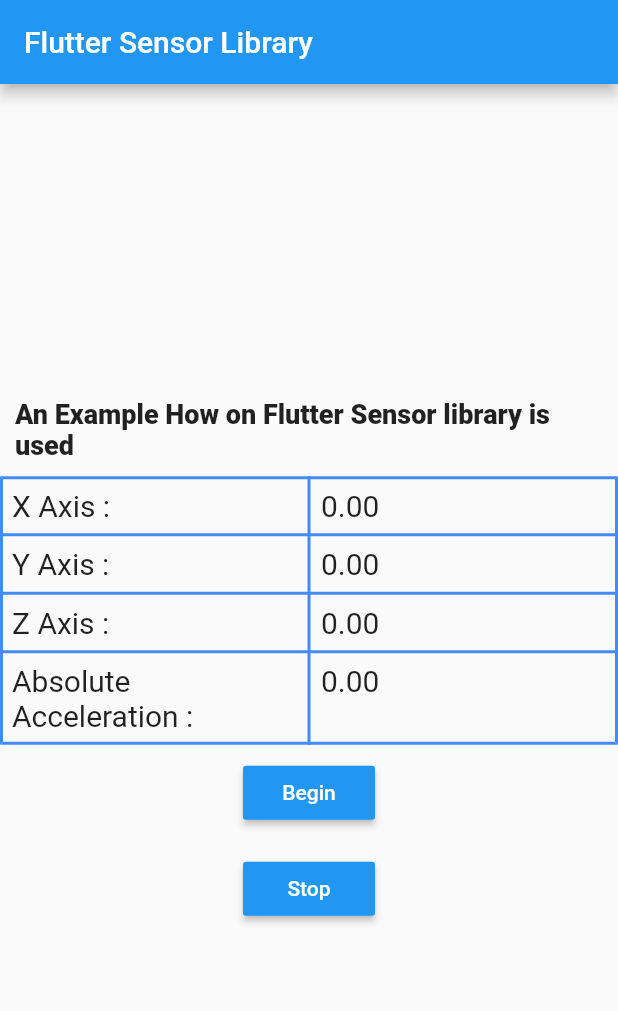
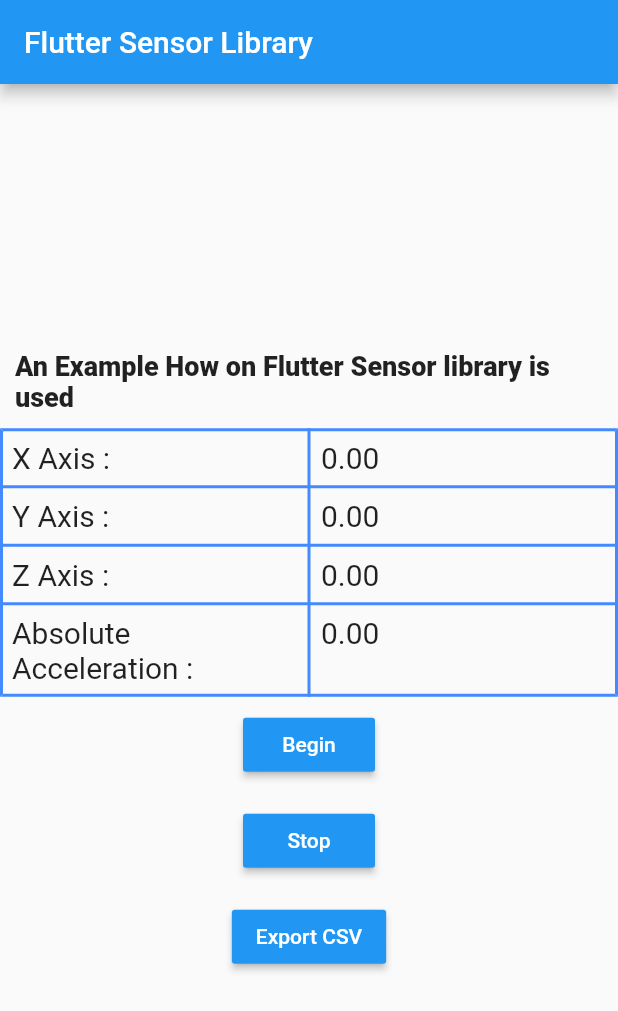
Before and after one commit to MarcusNagel/gyroscope_tracker, a Flutter app: the screen it shows after launch, on a phone screen of 412 x 824 dp. Shown: the top 1011 px of the screen. Run offline on Flutter 3.47's test engine with Material 2 defaults, Android fonts, the light colour scheme and no system bars; our stand-ins replace csv, sensors.

Commit message:
Added csv export

```diff
--- a/lib/main.dart
+++ b/lib/main.dart
@@ -2,8 +2,11 @@
 
 import 'dart:async';
 import 'dart:core';
+import 'dart:io';
 import 'package:flutter/material.dart';
 import 'package:sensors/sensors.dart';
+import 'package:csv/csv.dart';
+import 'package:path_provider/path_provider.dart';
 
 void main() => runApp(MyApp());
 
@@ -29,7 +32,8 @@
 class _MyHomePageState extends State<MyHomePage> {
   double x = 0, y = 0, z = 0;
   double absAcceleration = 0;
-  var absAccelerationList = [];
+
+  List<String> absAccelerationList = <String>[];
 
   StreamSubscription? accel;
   Timer? timer;
@@ -82,7 +86,20 @@
 
     absAcceleration = absoluteX + absoluteY + absoluteZ;
 
-    absAccelerationList.add(absAcceleration);
+    absAccelerationList.add(absAcceleration.toString());
+  }
+
+  generateCsv() async {
+    //List<String> stringList = absAccelerationList.cast<String>();
+    List<List<String>> data = [
+      absAccelerationList,
+    ];
+    String csvData = ListToCsvConverter().convert(data);
+    String directory = (await getExternalStorageDirectory())!.absolute.path;
+    final path = "$directory/gyroscope_data-${DateTime.now()}.csv";
+    print(path);
+    final File file = File(path);
+    await file.writeAsString(csvData);
   }
 
   @override
@@ -199,6 +216,15 @@
                   color: Theme.of(context).primaryColor,
                   textColor: Colors.white,
                 ),
+              ),
+              Padding(
+                padding: EdgeInsets.symmetric(horizontal: 16.0, vertical: 8.0),
+                child: RaisedButton(
+                  onPressed: generateCsv,
+                  child: Text('Export CSV'),
+                  color: Theme.of(context).primaryColor,
+                  textColor: Colors.white,
+                ),
               )
             ],
           ),
```
Also changed, not shown: pubspec.yaml (+7 -17 lines), pubspec.lock, 1 other file.
